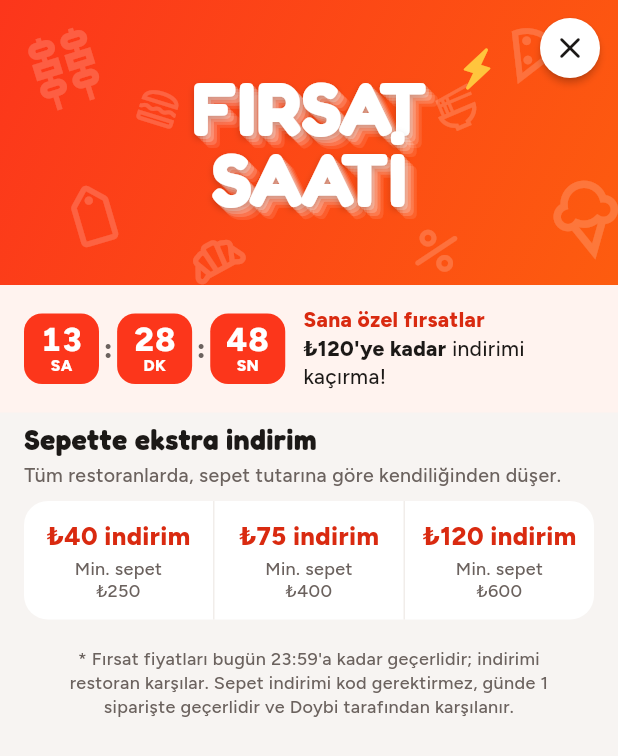
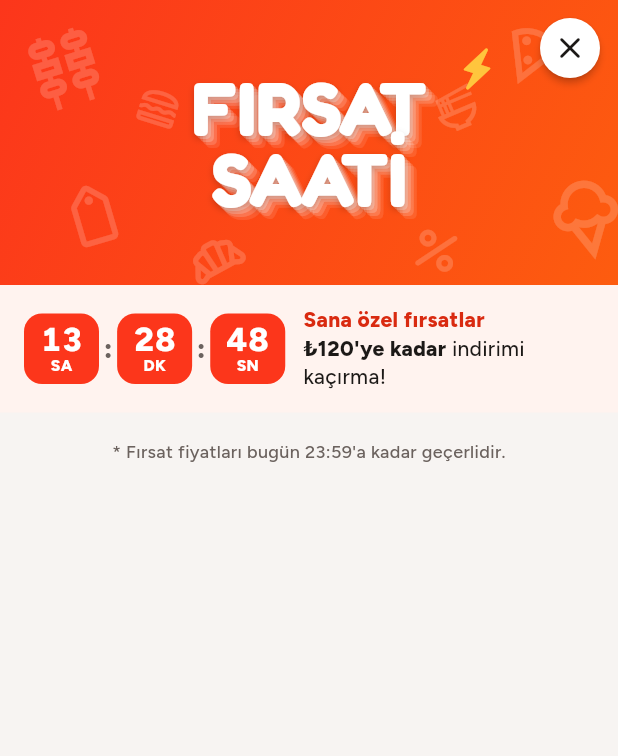
Before and after one commit to cankara46464646-eng/Doybi, a Flutter app: the _FirsatSheet widget shown alone on an empty page, opened directly with empty values, on a phone screen of 412 x 824 dp. Shown: the top 756 px of the screen. Run offline on Flutter 3.47's test engine with Material 3 defaults, Android fonts, the phone set to English and light mode, and no system bars; our stand-ins replace audioplayers, flutter_map, geolocator, image_picker, latlong2, qr_flutter and 2 more; missing offline and left inert: mobile_scanner; accounts and stored records are empty.

Commit message:
Açılışta sadece Doybi; Fırsatlar'da sepet indirimi kutusu kaldırıldı
Co-Authored-By: Claude Opus 5.5 <noreply@anthropic.com>
Claude-Session: https://claude.ai/code/session_01KybL2GwJ9n7Rcow3hZ5yWu

```diff
--- a/lib/screens/firsat.dart
+++ b/lib/screens/firsat.dart
@@ -257,10 +257,7 @@ class _FirsatSheet extends StatelessWidget {
   @override
   Widget build(BuildContext context) {
     final s = AppScope.of(context);
-    final tiers = s.firsatSorted;
     final deals = s.dealItems;
-    final has = s.firsatOn && tiers.isNotEmpty;
-    final used = has && s.firsatUsedToday;
     return ListView(
       controller: controller,
       padding: EdgeInsets.zero,
@@ -301,49 +298,10 @@ class _FirsatSheet extends StatelessWidget {
           ),
           for (final (m, r) in deals) Padding(padding: const EdgeInsets.fromLTRB(16, 0, 16, 12), child: _DealCard(m, r)),
         ],
-        if (has && s.firsatWindow) ...[
-          Padding(
-            padding: const EdgeInsets.fromLTRB(16, 8, 16, 4),
-            child: Text('Sepette ekstra indirim', style: display(19)),
-          ),
-          Padding(
-            padding: const EdgeInsets.fromLTRB(16, 0, 16, 8),
-            child: Text(
-              used ? 'Bugünkü sepet indirimini kullandın; fırsat ürünleri yine indirimli.' : 'Tüm restoranlarda, sepet tutarına göre kendiliğinden düşer.',
-              style: body(13, color: C.muted),
-            ),
-          ),
-          Padding(
-            padding: const EdgeInsets.symmetric(horizontal: 16),
-            child: Opacity(
-              opacity: used ? 0.5 : 1,
-              child: Container(
-                decoration: BoxDecoration(color: Colors.white, borderRadius: BorderRadius.circular(16)),
-                child: IntrinsicHeight(
-                  child: Row(children: [
-                    for (var i = 0; i < tiers.length; i++) ...[
-                      if (i > 0) const VerticalDivider(width: 1, thickness: 1, color: C.line),
-                      Expanded(
-                        child: Padding(
-                          padding: const EdgeInsets.symmetric(vertical: 12, horizontal: 4),
-                          child: Column(mainAxisAlignment: MainAxisAlignment.center, children: [
-                            FittedBox(child: Text('${tl(tiers[i][1])} indirim', style: body(17, color: C.red, weight: FontWeight.w800))),
-                            const SizedBox(height: 2),
-                            Text('Min. sepet\n${tl(tiers[i][0])}', textAlign: TextAlign.center, style: body(12, color: C.muted, height: 1.25)),
-                          ]),
-                        ),
-                      ),
-                    ],
-                  ]),
-                ),
-              ),
-            ),
-          ),
-        ],
         Padding(
           padding: const EdgeInsets.fromLTRB(28, 18, 28, 28),
           child: Text(
-            '* Fırsat fiyatları bugün ${hhmm(s.firsatEndMin)}${dativeTime(s.firsatEndMin)} kadar geçerlidir; indirimi restoran karşılar. Sepet indirimi kod gerektirmez, günde 1 siparişte geçerlidir ve Doybi tarafından karşılanır.',
+            '* Fırsat fiyatları bugün ${hhmm(s.firsatEndMin)}${dativeTime(s.firsatEndMin)} kadar geçerlidir.',
             textAlign: TextAlign.center,
             style: body(12, color: C.muted),
           ),
--- a/lib/screens/splash.dart
+++ b/lib/screens/splash.dart
@@ -35,7 +35,7 @@ class _SplashScreenState extends State<SplashScreen> with SingleTickerProviderSt
       return;
     }
     _c.forward();
-    Future.delayed(const Duration(milliseconds: 2300), _next);
+    Future.delayed(const Duration(milliseconds: 1800), _next);
   }
 
   void _next() {
@@ -80,11 +80,6 @@ class _SplashScreenState extends State<SplashScreen> with SingleTickerProviderSt
                 ),
               ),
             ),
-            const SizedBox(height: 18),
-            FadeTransition(
-              opacity: CurvedAnimation(parent: _c, curve: const Interval(0.7, 1)),
-              child: Text('Mahallenin lezzeti, dükkân fiyatına.', style: display(18, color: Colors.white, weight: FontWeight.w600)),
-            ),
           ],
         ),
       ),
```
Also changed, not shown: 1 other file.
